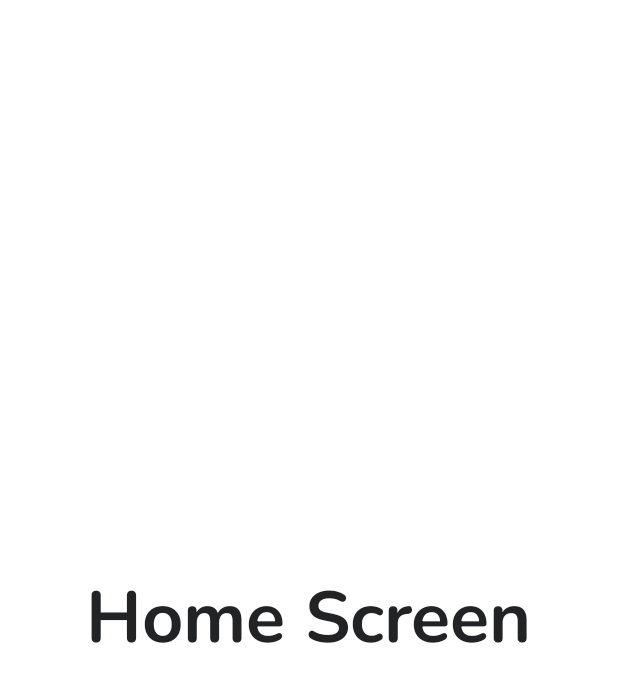
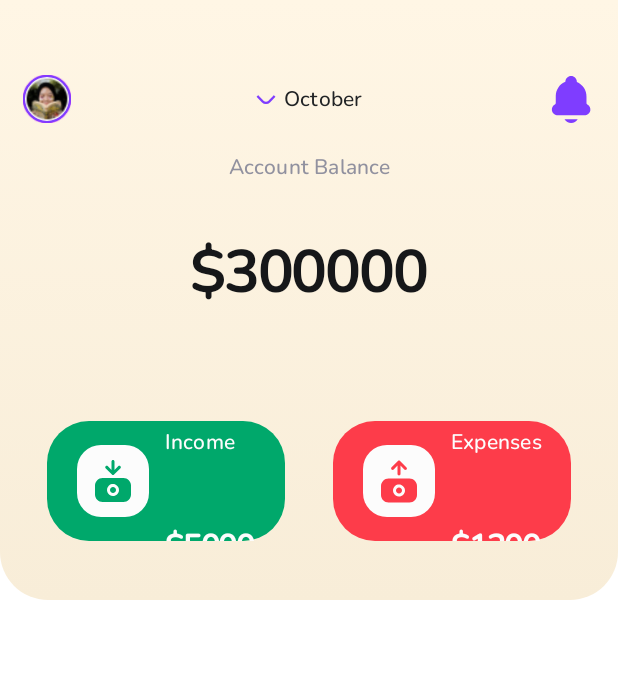
Before and after one commit to HenryUdorji/Money-Tracker, an Android app built with Jetpack Compose: the composable HomeScreen shown on its own in the app's theme, on a phone screen of 412 x 824 dp. Shown: the top 682 px of the screen. Run offline under Robolectric (Android 15) with nearby library versions, the phone set to English and light mode, and no system bars; libraries missing offline, so code that uses them is left out: com.ramcosta.composedestinations; 5 statements that could not run were skipped.

Commit message:
wip - home screen

```diff
--- a/app/src/main/java/com/hashconcepts/moneytracker/domain/entities/Category.kt
+++ b/app/src/main/java/com/hashconcepts/moneytracker/domain/entities/Category.kt
@@ -16,5 +16,6 @@ data class Category(
     val id: Int = 0,
     val name: String,
     val icon: Int,
-    val type: TransactionType
+    val type: TransactionType,
+    val color: Int,
 )
--- a/app/src/main/java/com/hashconcepts/moneytracker/presentation/MainActivity.kt
+++ b/app/src/main/java/com/hashconcepts/moneytracker/presentation/MainActivity.kt
@@ -7,6 +7,7 @@ import androidx.activity.compose.setContent
 import androidx.compose.animation.core.TweenSpec
 import androidx.compose.animation.core.animateFloatAsState
 import androidx.compose.animation.core.tween
+import androidx.compose.foundation.background
 import androidx.compose.foundation.layout.Box
 import androidx.compose.foundation.layout.fillMaxSize
 import androidx.compose.foundation.shape.CircleShape
--- a/app/src/main/java/com/hashconcepts/moneytracker/presentation/home/HomeScreen.kt
+++ b/app/src/main/java/com/hashconcepts/moneytracker/presentation/home/HomeScreen.kt
@@ -1,15 +1,26 @@
 package com.hashconcepts.moneytracker.presentation.home
 
+import androidx.compose.foundation.Image
 import androidx.compose.foundation.background
-import androidx.compose.foundation.layout.Box
-import androidx.compose.foundation.layout.fillMaxSize
+import androidx.compose.foundation.border
+import androidx.compose.foundation.layout.*
+import androidx.compose.foundation.shape.CircleShape
+import androidx.compose.foundation.shape.RoundedCornerShape
+import androidx.compose.material.Icon
 import androidx.compose.material.MaterialTheme
 import androidx.compose.material.Text
 import androidx.compose.runtime.Composable
 import androidx.compose.ui.Alignment
 import androidx.compose.ui.Modifier
-import com.hashconcepts.moneytracker.ui.theme.Dark50
-import com.hashconcepts.moneytracker.ui.theme.Light100
+import androidx.compose.ui.graphics.Brush
+import androidx.compose.ui.graphics.Color
+import androidx.compose.ui.res.painterResource
+import androidx.compose.ui.res.stringResource
+import androidx.compose.ui.text.style.TextAlign
+import androidx.compose.ui.unit.dp
+import androidx.compose.ui.unit.sp
+import com.hashconcepts.moneytracker.R
+import com.hashconcepts.moneytracker.ui.theme.*
 import com.ramcosta.composedestinations.annotation.Destination
 
 /**
@@ -21,14 +32,179 @@ import com.ramcosta.composedestinations.annotation.Destination
 @Destination
 @Composable
 fun HomeScreen() {
-    Box(
+    Column(
         modifier = Modifier
             .fillMaxSize()
             .background(Light100)
     ) {
-        Text(
-            text = "Home Screen", style = MaterialTheme.typography.h3, color = Dark50,
-            modifier = Modifier.align(Alignment.Center)
+        TopSection()
+    }
+}
+
+@Composable
+fun TopSection() {
+    Column(
+        modifier = Modifier
+            .fillMaxWidth()
+            .background(
+                Brush.verticalGradient(
+                    0f to TopSectionFirstColor,
+                    1f to TopSectionSecondColor
+                ),
+                shape = RoundedCornerShape(bottomStart = 32.dp, bottomEnd = 32.dp)
+            )
+            .padding(horizontal = 15.dp)
+    ) {
+        Spacer(modifier = Modifier.height(50.dp))
+
+        Row(
+            horizontalArrangement = Arrangement.SpaceAround,
+            verticalAlignment = Alignment.CenterVertically,
+            modifier = Modifier.fillMaxWidth()
+        ) {
+            Image(
+                painter = painterResource(id = R.drawable.profile_image),
+                contentDescription = null,
+                modifier = Modifier
+                    .size(32.dp)
+                    .border(width = 1.dp, color = Violet100, shape = CircleShape)
+            )
+
+            Row(
+                verticalAlignment = Alignment.CenterVertically,
+                horizontalArrangement = Arrangement.Center,
+                modifier = Modifier
+                    .fillMaxWidth()
+                    .weight(1f)
+            ) {
+                Image(
+                    painter = painterResource(id = R.drawable.ic_arrow_down),
+                    contentDescription = null,
+                )
+                Spacer(
+                    modifier = Modifier
+                        .width(4.dp)
+                        .size(24.dp)
+                )
+                Text(
+                    text = "October",
+                    style = MaterialTheme.typography.h6,
+                    fontSize = 14.sp,
+                    color = Dark50
+                )
+            }
+
+            Image(
+                painter = painterResource(id = R.drawable.ic_notification),
+                contentDescription = null,
+                modifier = Modifier.size(32.dp)
+            )
+        }
+
+        Spacer(modifier = Modifier.height(15.dp))
+
+        AccountBalance()
+
+        Spacer(modifier = Modifier.height(27.dp))
+
+        TransactionBalance()
+
+        Spacer(modifier = Modifier.height(23.dp))
+    }
+}
+
+@Composable
+fun TransactionBalance() {
+    Row(
+        horizontalArrangement = Arrangement.SpaceAround,
+        modifier = Modifier.fillMaxWidth()
+    ) {
+        TransactionBalanceItem(
+            modifier = Modifier
+                .fillMaxWidth()
+                .weight(1f),
+            icon = R.drawable.ic_income,
+            color = Green100,
+            label = stringResource(R.string.income),
+            amount = "$5000"
+        )
+
+        TransactionBalanceItem(
+            modifier = Modifier
+                .fillMaxWidth()
+                .weight(1f),
+            icon = R.drawable.ic_expense,
+            color = Red100,
+            label = stringResource(R.string.expenses),
+            amount = "$1200"
         )
     }
 }
+
+@Composable
+fun TransactionBalanceItem(
+    modifier: Modifier = Modifier,
+    icon: Int,
+    color: Color,
+    label: String,
+    amount: String,
+) {
+    Row(
+        horizontalArrangement = Arrangement.Center,
+        verticalAlignment = Alignment.CenterVertically,
+        modifier = modifier
+            .padding(16.dp)
+            .height(80.dp)
+            .background(color = color, shape = RoundedCornerShape(28.dp))
+    ) {
+        Box(
+            contentAlignment = Alignment.Center,
+            modifier = Modifier
+                .size(48.dp)
+                .background(shape = RoundedCornerShape(16.dp), color = Light80)
+        ) {
+            Icon(painter = painterResource(id = icon), contentDescription = null, tint = color)
+        }
+
+        Spacer(modifier = Modifier.width(10.dp))
+
+        Column {
+            Text(
+                text = label,
+                style = MaterialTheme.typography.h6,
+                color = Light80,
+                fontSize = 14.sp,
+                textAlign = TextAlign.Center,
+            )
+
+            Text(
+                text = amount,
+                style = MaterialTheme.typography.h1,
+                color = Light80,
+                fontSize = 22.sp,
+                textAlign = TextAlign.Center,
+            )
+        }
+    }
+}
+
+@Composable
+fun ColumnScope.AccountBalance() {
+    Text(
+        text = stringResource(R.string.account_balance),
+        style = MaterialTheme.typography.h6,
+        color = Light20,
+        fontSize = 14.sp,
+        textAlign = TextAlign.Center,
+        modifier = Modifier.fillMaxWidth()
+    )
+
+    Text(
+        text = "$300000",
+        style = MaterialTheme.typography.h1,
+        color = Dark75,
+        fontSize = 40.sp,
+        textAlign = TextAlign.Center,
+        modifier = Modifier.fillMaxWidth()
+    )
+}
--- a/app/src/main/java/com/hashconcepts/moneytracker/ui/theme/Color.kt
+++ b/app/src/main/java/com/hashconcepts/moneytracker/ui/theme/Color.kt
@@ -4,6 +4,7 @@ import androidx.compose.ui.graphics.Color
 
 val Dark100 = Color(0xFF0D0E0F)
 val Dark50 = Color(0xFF212325)
+val Dark75 = Color(0xFF161719)
 val Light20 = Color(0xFF91919F)
 val Light100 = Color(0xFFFFFFFF)
 val Light80 = Color(0xFFFCFCFC)
@@ -14,3 +15,6 @@ val Green100 = Color(0xFF00A86B)
 val Yellow100 = Color(0xFFFCAC12)
 val Blue100 = Color(0xFF0077FF)
 val UnSelectedColor = Color(0xFFC6C6C6)
+
+val TopSectionFirstColor = Color(0xFFFFF6E5)
+val TopSectionSecondColor = Color(0xFFF8EDD8)
--- a/app/src/main/java/com/hashconcepts/moneytracker/ui/theme/Theme.kt
+++ b/app/src/main/java/com/hashconcepts/moneytracker/ui/theme/Theme.kt
@@ -10,12 +10,14 @@ private val DarkColorPalette = darkColors(
     primary = Violet100,
     primaryVariant = Violet100,
     secondary = Red100,
+    background = Light100,
 )
 
 private val LightColorPalette = lightColors(
     primary = Violet100,
     primaryVariant = Violet100,
-    secondary = Red100
+    secondary = Red100,
+    background = Light100,
 
     /* Other default colors to override
     background = Color.White,
--- /dev/null
+++ b/app/src/main/res/drawable/ic_arrow_down.xml
@@ -0,0 +1,11 @@
+<vector xmlns:android="http://schemas.android.com/apk/res/android"
+    android:width="16dp"
+    android:height="8dp"
+    android:viewportWidth="16"
+    android:viewportHeight="8">
+  <path
+      android:pathData="M8.009,6.558L8,6.557L7.991,6.558C7.202,6.567 6.44,6.265 5.872,5.717L2.234,2.04L5.88,5.685L5.887,5.692L5.894,5.699C6.462,6.239 7.216,6.539 8,6.539C8.784,6.539 9.538,6.239 10.106,5.699L10.113,5.692L10.12,5.685L13.766,2.04L10.128,5.717C9.56,6.265 8.798,6.567 8.009,6.558Z"
+      android:strokeWidth="1.5"
+      android:fillColor="#000000"
+      android:strokeColor="#7F3DFF"/>
+</vector>
--- /dev/null
+++ b/app/src/main/res/drawable/ic_notification.xml
@@ -0,0 +1,12 @@
+<vector xmlns:android="http://schemas.android.com/apk/res/android"
+    android:width="22dp"
+    android:height="25dp"
+    android:viewportWidth="22"
+    android:viewportHeight="25">
+  <path
+      android:pathData="M21,18.5C20.861,19.217 20.472,19.862 19.903,20.319C19.333,20.777 18.62,21.018 17.89,21H4.11C3.38,21.018 2.667,20.777 2.097,20.319C1.528,19.862 1.139,19.217 1,18.5C0.897,17.885 0.987,17.253 1.26,16.692C1.532,16.131 1.973,15.669 2.52,15.37C2.668,15.288 2.791,15.168 2.875,15.022C2.96,14.875 3.003,14.709 3,14.54V11C2.997,9.404 3.472,7.844 4.363,6.52C5.254,5.196 6.521,4.168 8,3.57C8.004,2.774 8.324,2.013 8.889,1.453C9.455,0.893 10.219,0.581 11.015,0.585C11.811,0.589 12.572,0.909 13.132,1.474C13.692,2.04 14.004,2.804 14,3.6C15.492,4.255 16.76,5.332 17.649,6.698C18.537,8.064 19.007,9.66 19,11.29V14.54C18.993,14.705 19.03,14.869 19.108,15.015C19.185,15.16 19.3,15.283 19.44,15.37C19.995,15.663 20.443,16.123 20.723,16.684C21.003,17.246 21.1,17.881 21,18.5Z"
+      android:fillColor="#7F3DFF"/>
+  <path
+      android:pathData="M11,25C11.698,24.996 12.383,24.809 12.986,24.458C13.59,24.107 14.091,23.605 14.44,23H7.56C7.909,23.605 8.41,24.107 9.014,24.458C9.617,24.809 10.302,24.996 11,25Z"
+      android:fillColor="#7F3DFF"/>
+</vector>
--- a/app/src/main/res/values/strings.xml
+++ b/app/src/main/res/values/strings.xml
@@ -11,4 +11,7 @@
     <string name="transaction">Transaction</string>
     <string name="budget">Budget</string>
     <string name="profile">Profile</string>
+    <string name="account_balance">Account Balance</string>
+    <string name="expenses">Expenses</string>
+    <string name="income">Income</string>
 </resources>
```
Also changed, not shown: app/build.gradle (+8 -0 lines), app/src/main/assets/category.json (added, +16 -0 lines), app/src/main/java/com/hashconcepts/moneytracker/data/CategoryData.kt (+5 -5 lines), app/src/main/java/com/hashconcepts/moneytracker/data/MoneyTrackerDatabase.kt (+11 -12 lines), app/src/main/java/com/hashconcepts/moneytracker/di/AppModule.kt (+14 -2 lines), app/src/main/java/com/hashconcepts/moneytracker/workers/SeedCategoryWorker.kt (added, +47 -0 lines), app/src/main/res/drawable/profile_image.png (added).
